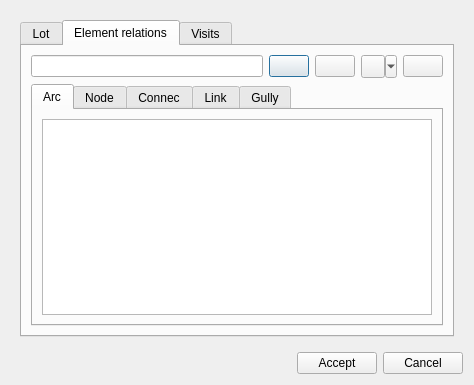
First picture: the form in core/ui/toolbars/cm/add_lot.ui, repository Giswater/giswater_qgis_plugin, before the edit.
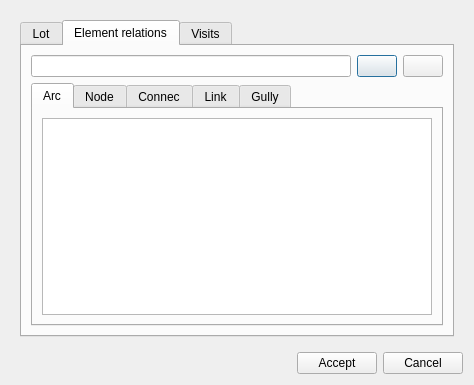
Second picture: the form after the edit. The open tabs and pages were chosen to show the change. Icons and pictures are not drawn.

Commit message: enhan(selection_widget): Add new buttons and improve workflow of the class selection_widget

Diff of the .ui file:
```diff
--- a/core/ui/toolbars/cm/add_lot.ui
+++ b/core/ui/toolbars/cm/add_lot.ui
@@ -73,23 +73,6 @@
               </property>
              </widget>
             </item>
-            <item>
-             <widget class="QToolButton" name="btn_snapping">
-              <property name="text">
-               <string/>
-              </property>
-              <property name="popupMode">
-               <enum>QToolButton::MenuButtonPopup</enum>
-              </property>
-             </widget>
-            </item>
-            <item>
-             <widget class="QPushButton" name="btn_expr_select">
-              <property name="text">
-               <string/>
-              </property>
-             </widget>
-            </item>
            </layout>
           </item>
           <item>
```
Left out of the diff: 2 changed lines with no effect on the pictures. The commit also changes 6 other files.
